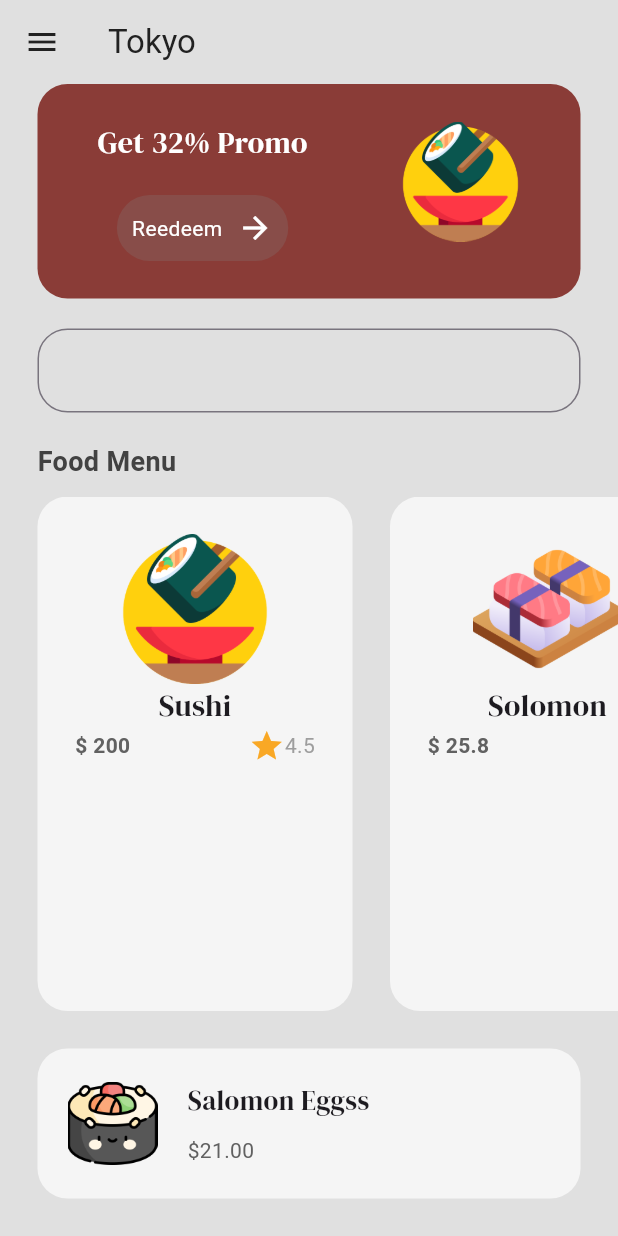
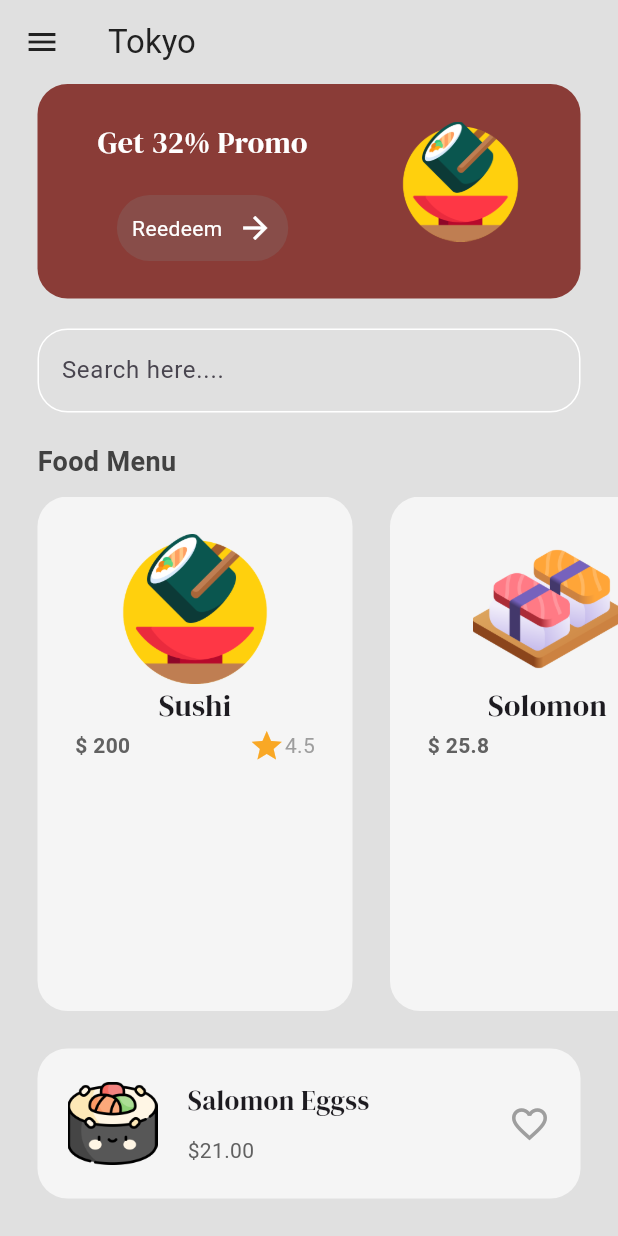
Before and after one commit to cho237/Sushi-Restaurant-App-Flutter, a Flutter app: the MenuScreen screen opened directly, on a phone screen of 412 x 824 dp. Run offline on Flutter 3.47's test engine with Material 3 defaults, Android fonts, the phone set to English and light mode, and no system bars; our stand-ins replace google_fonts.

Commit message:
done with menu screen

```diff
--- a/lib/screens/menu.dart
+++ b/lib/screens/menu.dart
@@ -3,7 +3,6 @@ import 'package:google_fonts/google_fonts.dart';
 import 'package:sushi_restaurant_app/theme/colors.dart';
 import 'package:sushi_restaurant_app/widgets/button.dart';
 import 'package:sushi_restaurant_app/widgets/food_tile.dart';
-
 import '../models/food.dart';
 
 class MenuScreen extends StatelessWidget {
@@ -86,13 +85,14 @@ class MenuScreen extends StatelessWidget {
             padding: const EdgeInsets.symmetric(horizontal: 25.0),
             child: TextField(
               decoration: InputDecoration(
+                hintText: "Search here....",
                 border: OutlineInputBorder(
                   borderSide: const BorderSide(
                     color: Colors.white,
                   ),
                   borderRadius: BorderRadius.circular(20),
                 ),
-                focusedBorder: OutlineInputBorder(
+                enabledBorder: OutlineInputBorder(
                   borderSide: const BorderSide(
                     color: Colors.white,
                   ),
@@ -142,6 +142,9 @@ class MenuScreen extends StatelessWidget {
             ),
             padding: const EdgeInsets.all(20),
             child: Row(
+              mainAxisAlignment: MainAxisAlignment.spaceBetween,
+              children: [
+                Row(
                   children: [
                     Image.asset(
                       'assets/futomaki.png',
@@ -152,6 +155,7 @@ class MenuScreen extends StatelessWidget {
                     ),
                     Column(
                       crossAxisAlignment: CrossAxisAlignment.start,
+                      mainAxisAlignment: MainAxisAlignment.spaceEvenly,
                       children: [
                         Text(
                           "Salomon Eggss",
@@ -167,6 +171,13 @@ class MenuScreen extends StatelessWidget {
                           style: TextStyle(color: Colors.grey[700]),
                         )
                       ],
+                    ),
+                  ],
+                ),
+                const Icon(
+                  Icons.favorite_outline,
+                  color: Colors.grey,
+                  size: 28,
                 )
               ],
             ),
--- a/lib/widgets/food_tile.dart
+++ b/lib/widgets/food_tile.dart
@@ -8,7 +8,8 @@ class FoodTile extends StatelessWidget {
 
   @override
   Widget build(BuildContext context) {
-    return Container(
+    return GestureDetector(
+      child: Container(
         margin: const EdgeInsets.only(left: 25),
         padding: const EdgeInsets.all(25),
         decoration: BoxDecoration(
@@ -52,6 +53,7 @@ class FoodTile extends StatelessWidget {
             ),
           )
         ]),
+      ),
     );
   }
 }
```
Lines whose indentation alone changed are shown as unchanged.
